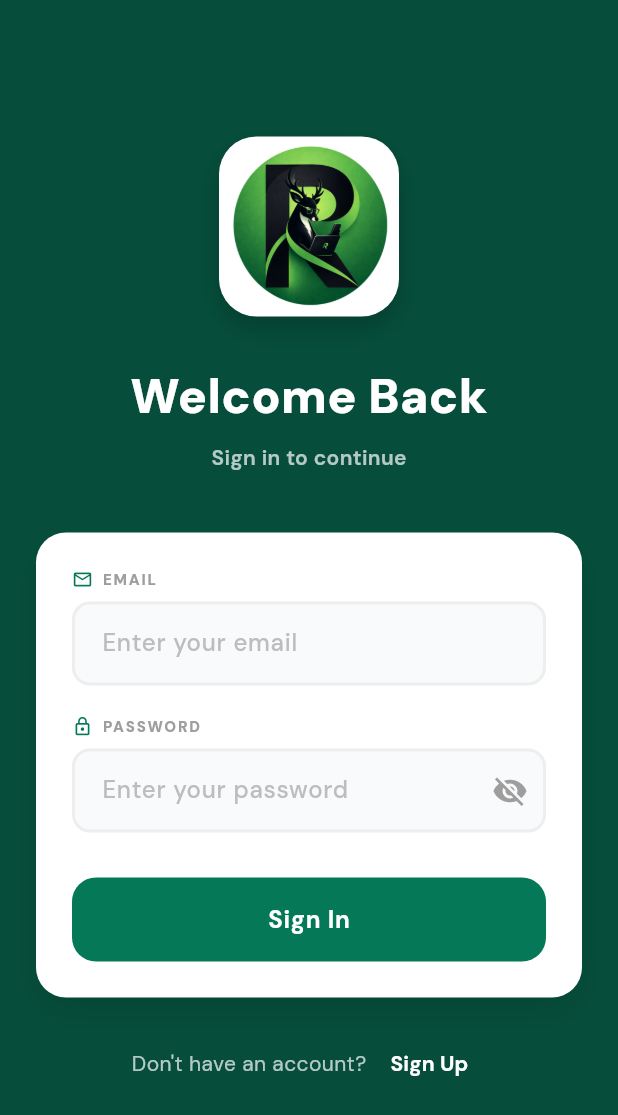
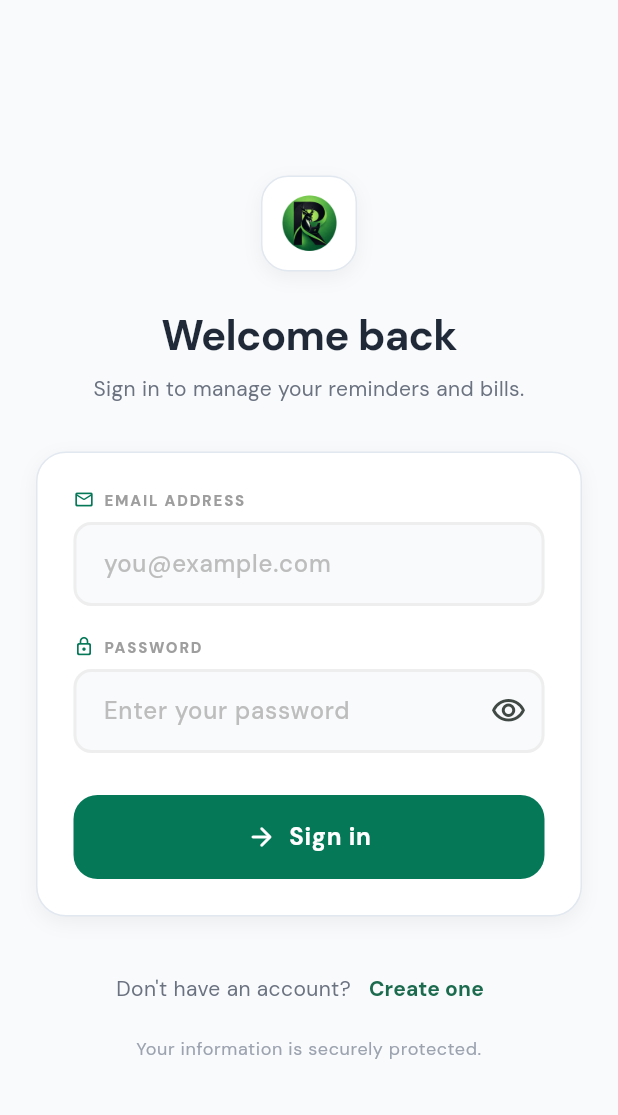
Before and after one commit to Tolentino-KristineMae/REMINDer, a Flutter app: the screen it shows after launch, on a phone screen of 412 x 824 dp. Shown: the top 1115 px of the screen. Run offline on Flutter 3.47's test engine with Material 3 defaults, Android fonts, the phone set to English and light mode, and no system bars; our stand-ins replace firebase_core, firebase_messaging, flutter_local_notifications, google_fonts, image_picker, permission_handler and 1 more; missing offline and left inert: flutter_sound; accounts and stored records are empty; network calls fail.

Commit message:
Refresh login UI styling

```diff
--- a/flutter_app/lib/screens/auth/login_screen.dart
+++ b/flutter_app/lib/screens/auth/login_screen.dart
@@ -1,6 +1,7 @@
 import 'package:flutter/material.dart';
 import 'package:provider/provider.dart';
 import '../../providers/auth_provider.dart';
+import '../../utils/theme.dart';
 import '../../widgets/custom_button.dart';
 import '../../widgets/custom_text_field.dart';
 
@@ -33,100 +34,93 @@ class _LoginScreenState extends State<LoginScreen> {
       _passwordController.text,
     );
 
-    if (mounted) {
+    if (!mounted) return;
     if (success) {
       Navigator.of(context).pushReplacementNamed('/dashboard');
     } else {
       ScaffoldMessenger.of(context).showSnackBar(
         SnackBar(
           content: Text(authProvider.error ?? 'Login failed'),
-            backgroundColor: Colors.red,
+          backgroundColor: AppColors.error,
+          behavior: SnackBarBehavior.floating,
         ),
       );
-      }
     }
   }
 
   @override
   Widget build(BuildContext context) {
+    final theme = Theme.of(context);
+
     return Scaffold(
-      backgroundColor: const Color(0xFF064E3B),
+      backgroundColor: AppColors.background,
       body: SafeArea(
         child: Center(
           child: SingleChildScrollView(
-            padding: const EdgeInsets.all(24),
+            padding: const EdgeInsets.symmetric(horizontal: 24, vertical: 32),
+            child: ConstrainedBox(
+              constraints: const BoxConstraints(maxWidth: 440),
               child: Column(
-              mainAxisAlignment: MainAxisAlignment.center,
+                crossAxisAlignment: CrossAxisAlignment.stretch,
                 children: [
-                // Logo
-                Container(
-                  width: 120,
-                  height: 120,
+                  Center(
+                    child: Container(
+                      width: 64,
+                      height: 64,
+                      padding: const EdgeInsets.all(10),
                       decoration: BoxDecoration(
                         color: Colors.white,
-                    borderRadius: BorderRadius.circular(25),
-                    boxShadow: [
-                      BoxShadow(
-                        color: Colors.black.withOpacity(0.2),
-                        blurRadius: 15,
-                        offset: const Offset(0, 8),
+                        borderRadius: BorderRadius.circular(18),
+                        border: Border.all(color: const Color(0xFFE2E8F0)),
+                        boxShadow: AppShadows.card,
                       ),
-                    ],
-                  ),
-                  child: ClipRRect(
-                    borderRadius: BorderRadius.circular(25),
                       child: Image.asset(
                         'assets/images/REMINDear-Logo.png',
                         fit: BoxFit.contain,
+                        semanticLabel: 'REMINDer logo',
                       ),
                     ),
                   ),
-                const SizedBox(height: 30),
-                const Text(
-                  'Welcome Back',
-                  style: TextStyle(
-                    fontSize: 32,
-                    fontWeight: FontWeight.w900,
-                    color: Colors.white,
+                  const SizedBox(height: 24),
+                  Text(
+                    'Welcome back',
+                    textAlign: TextAlign.center,
+                    style: theme.textTheme.headlineMedium?.copyWith(
+                      color: AppColors.textPrimary,
+                      fontWeight: FontWeight.w700,
+                      letterSpacing: -0.5,
                     ),
                   ),
                   const SizedBox(height: 8),
-                const Text(
-                  'Sign in to continue',
-                  style: TextStyle(
-                    fontSize: 14,
-                    fontWeight: FontWeight.w600,
-                    color: Colors.white70,
+                  Text(
+                    'Sign in to manage your reminders and bills.',
+                    textAlign: TextAlign.center,
+                    style: theme.textTheme.bodyMedium?.copyWith(
+                      color: AppColors.textSecondary,
                     ),
                   ),
-                const SizedBox(height: 40),
-
-                // Login Form Card
+                  const SizedBox(height: 32),
                   Container(
                     padding: const EdgeInsets.all(24),
                     decoration: BoxDecoration(
                       color: Colors.white,
                       borderRadius: BorderRadius.circular(20),
-                    boxShadow: [
-                      BoxShadow(
-                        color: Colors.black.withOpacity(0.1),
-                        blurRadius: 20,
-                        offset: const Offset(0, 10),
-                      ),
-                    ],
+                      border: Border.all(color: const Color(0xFFE2E8F0)),
+                      boxShadow: AppShadows.card,
                     ),
                     child: Form(
                       key: _formKey,
                       child: Column(
+                        crossAxisAlignment: CrossAxisAlignment.stretch,
                         children: [
                           CustomTextField(
                             controller: _emailController,
-                          label: 'Email',
-                          hint: 'Enter your email',
-                          prefixIcon: Icons.email_outlined,
+                            label: 'Email address',
+                            hint: 'you@example.com',
+                            prefixIcon: Icons.mail_outline_rounded,
                             keyboardType: TextInputType.emailAddress,
                             validator: (value) {
-                            if (value == null || value.isEmpty) {
+                              if (value == null || value.trim().isEmpty) {
                                 return 'Please enter your email';
                               }
                               if (!value.contains('@')) {
@@ -140,18 +134,18 @@ class _LoginScreenState extends State<LoginScreen> {
                             controller: _passwordController,
                             label: 'Password',
                             hint: 'Enter your password',
-                          prefixIcon: Icons.lock_outline,
+                            prefixIcon: Icons.lock_outline_rounded,
                             obscureText: _obscurePassword,
                             suffixIcon: IconButton(
+                              tooltip: _obscurePassword ? 'Show password' : 'Hide password',
                               icon: Icon(
-                              _obscurePassword ? Icons.visibility_off : Icons.visibility,
-                              color: Colors.grey,
+                                _obscurePassword
+                                    ? Icons.visibility_outlined
+                                    : Icons.visibility_off_outlined,
                               ),
-                            onPressed: () {
-                              setState(() {
-                                _obscurePassword = !_obscurePassword;
-                              });
-                            },
+                              onPressed: () => setState(
+                                () => _obscurePassword = !_obscurePassword,
+                              ),
                             ),
                             validator: (value) {
                               if (value == null || value.isEmpty) {
@@ -160,11 +154,12 @@ class _LoginScreenState extends State<LoginScreen> {
                               return null;
                             },
                           ),
-                        const SizedBox(height: 30),
+                          const SizedBox(height: 28),
                           Consumer<AuthProvider>(
                             builder: (context, authProvider, child) {
                               return CustomButton(
-                              text: 'Sign In',
+                                text: 'Sign in',
+                                icon: Icons.arrow_forward_rounded,
                                 onPressed: _handleLogin,
                                 isLoading: authProvider.isLoading,
                               );
@@ -174,31 +169,35 @@ class _LoginScreenState extends State<LoginScreen> {
                       ),
                     ),
                   ),
-                const SizedBox(height: 20),
-
-                // Sign Up Link
+                  const SizedBox(height: 24),
                   Row(
                     mainAxisAlignment: MainAxisAlignment.center,
                     children: [
-                    const Text(
-                      "Don't have an account? ",
-                      style: TextStyle(color: Colors.white70),
+                      Text(
+                        "Don't have an account?",
+                        style: theme.textTheme.bodyMedium?.copyWith(
+                          color: AppColors.textSecondary,
+                        ),
                       ),
                       TextButton(
-                      onPressed: () {
-                        Navigator.of(context).pushNamed('/signup');
-                      },
+                        onPressed: () => Navigator.of(context).pushNamed('/signup'),
                         child: const Text(
-                        'Sign Up',
-                        style: TextStyle(
-                          color: Colors.white,
-                          fontWeight: FontWeight.bold,
-                        ),
+                          'Create one',
+                          style: TextStyle(fontWeight: FontWeight.w700),
                         ),
                       ),
                     ],
                   ),
+                  const SizedBox(height: 8),
+                  Text(
+                    'Your information is securely protected.',
+                    textAlign: TextAlign.center,
+                    style: theme.textTheme.bodySmall?.copyWith(
+                      color: AppColors.textLight,
+                    ),
+                  ),
                 ],
+              ),
             ),
           ),
         ),
```
Lines whose indentation alone changed are shown as unchanged.
